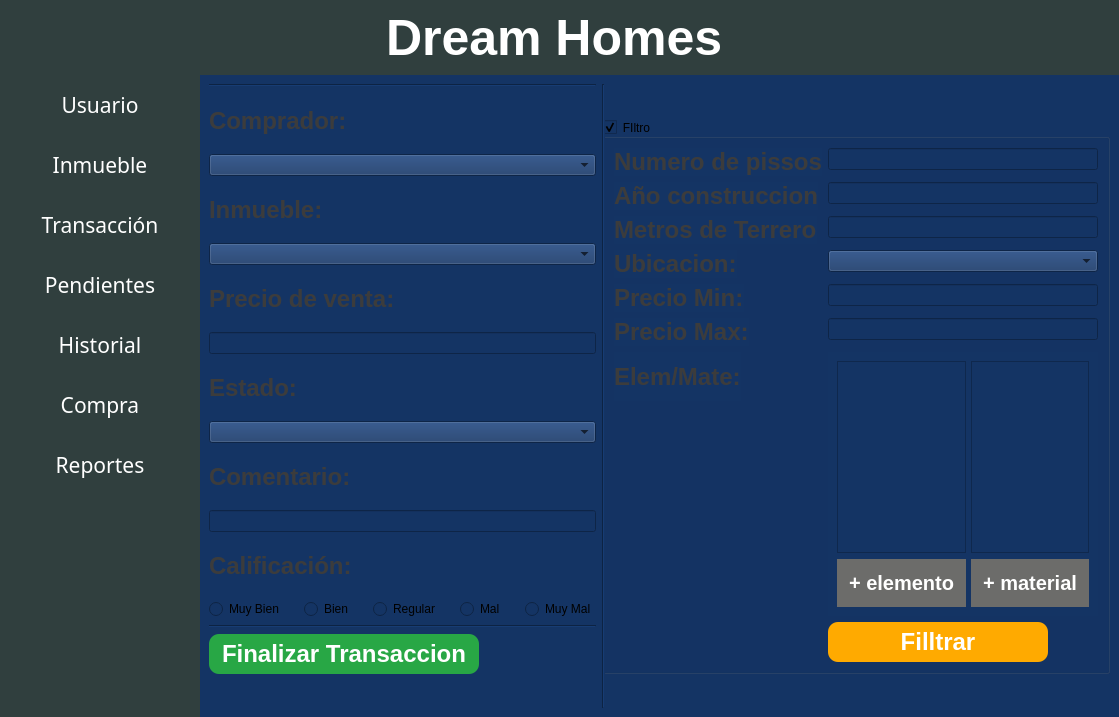
The window that view/menu_principal.ui (JhustynC/TF_BaseDeDatos) describes before a commit, drawn with Qt 5.
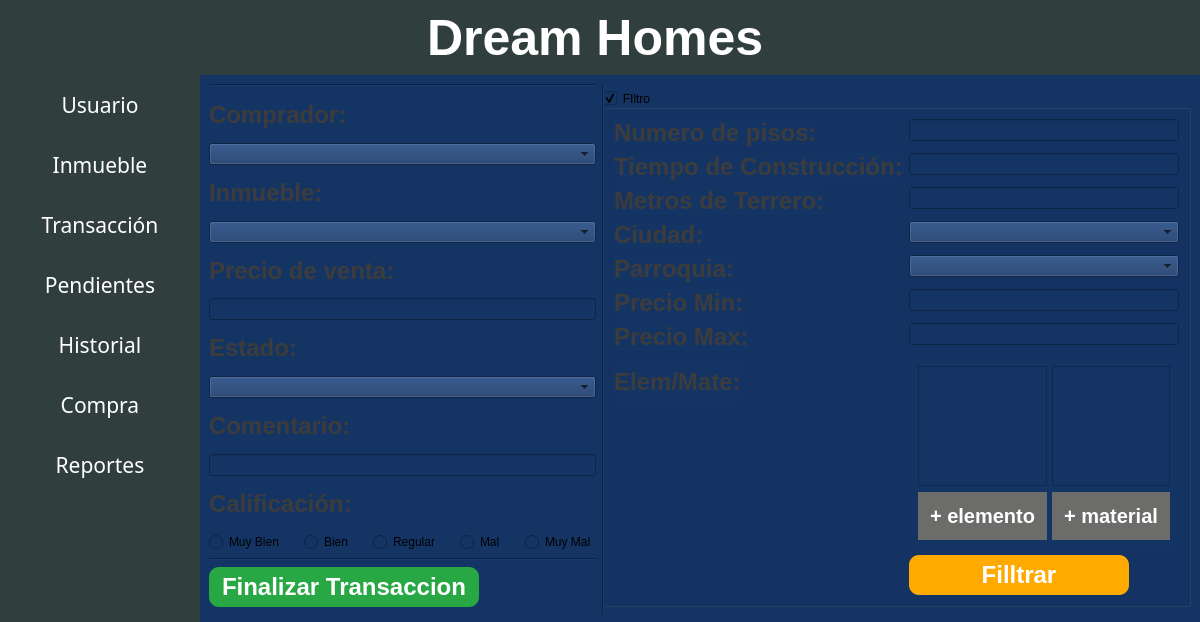
The same window after the commit. The open tabs and pages were chosen to show the change. Icons and pictures are not drawn.

Commit message: Cambio en la page compra

```diff
--- a/view/menu_principal.ui
+++ b/view/menu_principal.ui
@@ -9,8 +9,8 @@
    <rect>
     <x>0</x>
     <y>0</y>
-    <width>1114</width>
-    <height>717</height>
+    <width>1198</width>
+    <height>622</height>
    </rect>
   </property>
   <property name="mouseTracking">
@@ -1936,7 +1936,7 @@
                           <item row="0" column="0">
                            <widget class="QLabel" name="label_34">
                             <property name="text">
-                             <string>Numero de pissos</string>
+                             <string>Numero de pisos:</string>
                             </property>
                            </widget>
                           </item>
@@ -1946,7 +1946,7 @@
                           <item row="1" column="0">
                            <widget class="QLabel" name="label_44">
                             <property name="text">
-                             <string>Año construccion</string>
+                             <string>Tiempo de Construcción:</string>
                             </property>
                            </widget>
                           </item>
@@ -1956,48 +1956,48 @@
                           <item row="2" column="0">
                            <widget class="QLabel" name="label_45">
                             <property name="text">
-                             <string>Metros de Terrero</string>
+                             <string>Metros de Terrero:</string>
                             </property>
                            </widget>
                           </item>
                           <item row="2" column="1">
                            <widget class="QLineEdit" name="txt_metroTerre_compra"/>
                           </item>
-                          <item row="3" column="0">
+                          <item row="4" column="0">
                            <widget class="QLabel" name="label_46">
                             <property name="text">
-                             <string>Ubicacion:</string>
+                             <string>Parroquia:</string>
                             </property>
                            </widget>
                           </item>
-                          <item row="3" column="1">
+                          <item row="4" column="1">
                            <widget class="QComboBox" name="cbx_parroquia_compra"/>
                           </item>
-                          <item row="4" column="0">
+                          <item row="5" column="0">
                            <widget class="QLabel" name="label_49">
                             <property name="text">
                              <string>Precio Min:</string>
                             </property>
                            </widget>
                           </item>
-                          <item row="4" column="1">
+                          <item row="5" column="1">
                            <widget class="QLineEdit" name="txt_precioMin_compra"/>
                           </item>
-                          <item row="5" column="0">
+                          <item row="6" column="0">
                            <widget class="QLabel" name="label_51">
                             <property name="text">
                              <string>Precio Max:</string>
                             </property>
                            </widget>
                           </item>
-                          <item row="5" column="1">
+                          <item row="6" column="1">
                            <widget class="QLineEdit" name="txt_precioMax_compra">
                             <property name="text">
                              <string/>
                             </property>
                            </widget>
                           </item>
-                          <item row="6" column="0">
+                          <item row="7" column="0">
                            <widget class="QLabel" name="label_52">
                             <property name="font">
                              <font>
@@ -2012,7 +2012,7 @@
                             </property>
                            </widget>
                           </item>
-                          <item row="6" column="1">
+                          <item row="7" column="1">
                            <widget class="QFrame" name="horizontalFrame_3">
                             <property name="styleSheet">
                              <string notr="true">QPushButton{
@@ -2074,7 +2074,7 @@
                             </layout>
                            </widget>
                           </item>
-                          <item row="7" column="1">
+                          <item row="8" column="1">
                            <widget class="QPushButton" name="btn_filtrar_compra">
                             <property name="minimumSize">
                              <size>
@@ -2096,6 +2096,16 @@
                             </property>
                            </widget>
                           </item>
+                          <item row="3" column="0">
+                           <widget class="QLabel" name="label_3">
+                            <property name="text">
+                             <string>Ciudad:</string>
+                            </property>
+                           </widget>
+                          </item>
+                          <item row="3" column="1">
+                           <widget class="QComboBox" name="cbx_ciudad_compra"/>
+                          </item>
                          </layout>
                         </item>
                        </layout>
```
Left out of the diff: 12 changed lines with no effect on the pictures. The commit also changes 5 other files.
